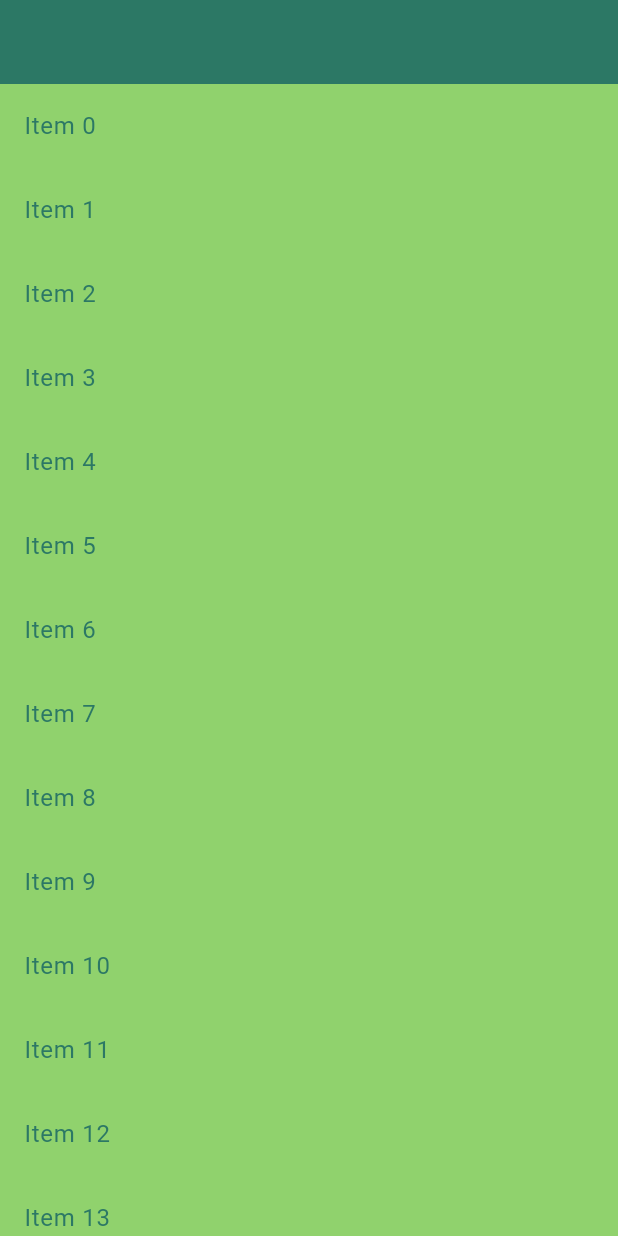
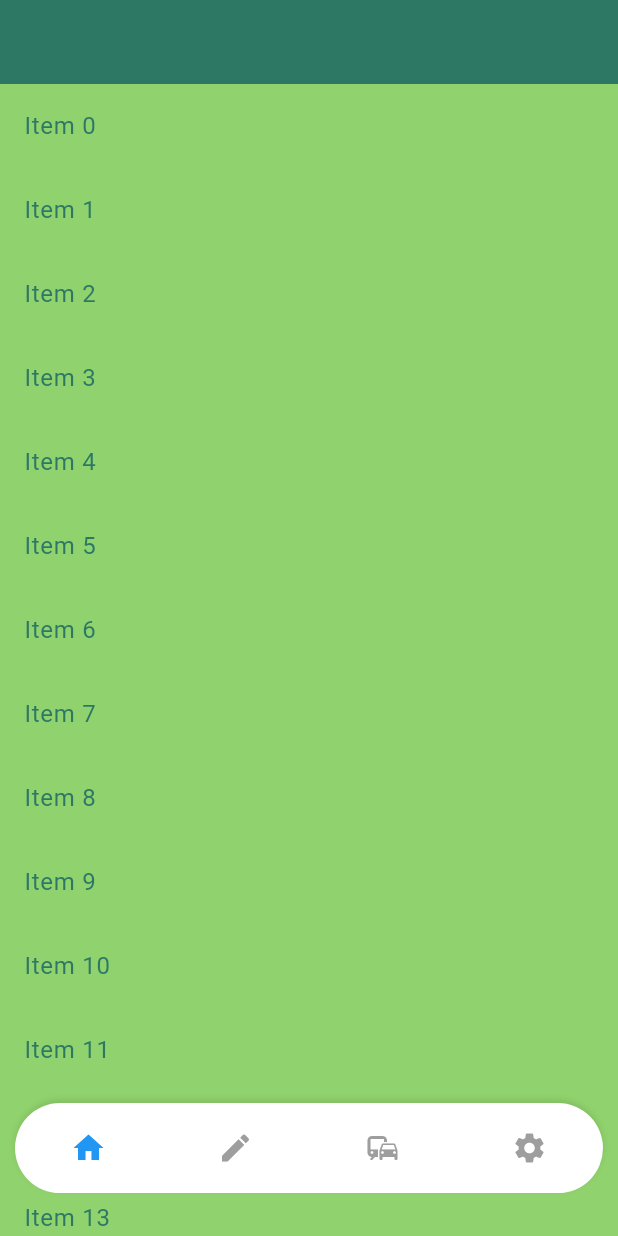
Before and after one commit to shogoisaji/membo, a Flutter app: the screen it shows once a user with an empty profile is signed in, on a phone screen of 412 x 824 dp. Run offline on Flutter 3.47's test engine with Material 3 defaults, Android fonts, the light colour scheme and no system bars; our stand-ins replace flutter_hooks, flutter_riverpod, flutter_svg, freezed_annotation, go_router, google_sign_in and 6 more; accounts and stored records are empty; generated files the repository leaves out were written again; Roboto replaces fonts that are missing (MPlusRounded1c).

Commit message:
✨ Create bottom nav & router

```diff
--- a/lib/routes/router.dart
+++ b/lib/routes/router.dart
@@ -1,7 +1,13 @@
 import 'package:flutter/material.dart';
 import 'package:go_router/go_router.dart';
 import 'package:flutter_riverpod/flutter_riverpod.dart';
+import 'package:membo/pages/board_setting_page.dart';
+import 'package:membo/pages/connect_page.dart';
+import 'package:membo/pages/edit_list_page.dart';
+import 'package:membo/pages/edit_page.dart';
+import 'package:membo/pages/view_page.dart';
 import 'package:membo/supabase/auth/supabase_auth_repository.dart';
+import 'package:membo/widgets/custom_bottom_nav.dart';
 import 'package:riverpod_annotation/riverpod_annotation.dart';
 import 'package:membo/pages/sign_in_page.dart';
 import 'package:membo/pages/home_page.dart';
@@ -12,6 +18,11 @@ part 'router.g.dart';
 class PagePath {
   static const home = '/';
   static const signIn = '/sign-in';
+  static const boardEdit = '/edit';
+  static const boardEditList = '/edit-list';
+  static const boardView = '/view';
+  static const boardSetting = '/board-setting';
+  static const connect = '/connect';
   static const settings = '/settings';
 }
 
@@ -22,13 +33,48 @@ GoRouter router(RouterRef ref) {
       path: PagePath.signIn,
       builder: (_, __) => const SignInPage(),
     ),
+    ShellRoute(
+      builder: (_, __, child) => Scaffold(
+          body: Stack(
+        fit: StackFit.expand,
+        children: [
+          child,
+          const Align(
+            alignment: Alignment(0, 0.95),
+            child: CustomBottomNav(),
+          )
+        ],
+      )),
+      routes: [
         GoRoute(
           path: PagePath.home,
           builder: (_, __) => const HomePage(),
         ),
         GoRoute(
+          path: PagePath.boardEditList,
+          builder: (_, __) => const EditListPage(),
+        ),
+        GoRoute(
+          path: PagePath.boardEdit,
+          builder: (_, __) => const EditPage(),
+        ),
+        GoRoute(
+          path: PagePath.boardView,
+          builder: (_, __) => const ViewPage(),
+        ),
+        GoRoute(
+          path: PagePath.boardSetting,
+          builder: (_, __) => const BoardSettingPage(),
+        ),
+        GoRoute(
+          path: PagePath.connect,
+          builder: (_, __) => const ConnectPage(),
+        ),
+        GoRoute(
           path: PagePath.settings,
           builder: (_, __) => const SettingsPage(),
+        ),
+      ],
     ),
   ];
 
--- /dev/null
+++ b/lib/widgets/custom_bottom_nav.dart
@@ -0,0 +1,120 @@
+import 'package:flutter/material.dart';
+import 'package:flutter_hooks/flutter_hooks.dart';
+import 'package:go_router/go_router.dart';
+import 'package:hooks_riverpod/hooks_riverpod.dart';
+import 'package:lottie/lottie.dart';
+import 'package:membo/gen/assets.gen.dart';
+
+const navItems = [
+  {"icon": Icons.home, "route": "/"},
+  {"icon": Icons.edit, "route": "/edit"},
+  {"icon": Icons.commute, "route": "/connect"},
+  {"icon": Icons.settings, "route": "/settings"},
+];
+
+class CustomBottomNav extends HookConsumerWidget {
+  const CustomBottomNav({super.key});
+
+  @override
+  Widget build(BuildContext context, WidgetRef ref) {
+    final currentRoute = useState<String>('/');
+    final w = MediaQuery.sizeOf(context).width;
+
+    void updateCurrentRoute() {
+      final goRouter = GoRouter.of(context);
+      final RouteMatchList matchList =
+          goRouter.routerDelegate.currentConfiguration;
+      currentRoute.value = matchList.uri.toString();
+      print('currentRoute: ${matchList.uri}');
+    }
+
+    return Container(
+      width: w,
+      height: 60,
+      margin: const EdgeInsets.all(10),
+      decoration: BoxDecoration(
+        color: Colors.white,
+        borderRadius: BorderRadius.circular(30),
+        boxShadow: [
+          BoxShadow(
+            color: Colors.black.withOpacity(0.1),
+            blurRadius: 3,
+            offset: const Offset(0, -2),
+          ),
+        ],
+      ),
+      child: Row(
+        mainAxisAlignment: MainAxisAlignment.spaceAround,
+        children: navItems
+            .map((item) => GestureDetector(
+                onTap: () {
+                  context.go(item['route'] as String);
+                  updateCurrentRoute();
+                },
+                child:
+                    // ItemIcon(
+                    //   asset: Assets.lotties.hello,
+                    //   isMove: currentRoute.value == item['route'] as String,
+                    // )
+                    Icon(
+                  item['icon'] as IconData,
+                  color: currentRoute.value == item['route']
+                      ? Colors.blue
+                      : Colors.grey,
+                )))
+            .toList(),
+      ),
+    );
+  }
+}
+
+class NavItemIcon extends StatefulWidget {
+  final String asset;
+  final bool isMove;
+  const NavItemIcon({super.key, required this.asset, required this.isMove});
+
+  @override
+  State<NavItemIcon> createState() => _NavItemIconState();
+}
+
+class _NavItemIconState extends State<NavItemIcon>
+    with SingleTickerProviderStateMixin {
+  late AnimationController _controller;
+
+  @override
+  void initState() {
+    super.initState();
+    _controller = AnimationController(
+      duration: const Duration(milliseconds: 1500),
+      vsync: this,
+    );
+  }
+
+  @override
+  void dispose() {
+    _controller.dispose();
+    super.dispose();
+  }
+
+  @override
+  didUpdateWidget(NavItemIcon oldWidget) {
+    super.didUpdateWidget(oldWidget);
+    if (oldWidget.isMove != widget.isMove) {
+      if (widget.isMove) {
+        _controller.animateTo(0.8);
+      } else {
+        _controller.reset();
+      }
+    }
+  }
+
+  @override
+  Widget build(BuildContext context) {
+    return Lottie.asset(
+      width: 50,
+      height: 50,
+      widget.asset,
+      controller: _controller,
+    );
+  }
+}
```
Also changed, not shown: lib/pages/board_page.dart (deleted, +0 -17 lines), lib/pages/board_setting_page.dart (added, +17 -0 lines), lib/pages/connect_page.dart (added, +17 -0 lines), lib/pages/edit_list_page.dart (added, +17 -0 lines), lib/pages/edit_page.dart (added, +18 -0 lines), lib/pages/home_page.dart (+1 -16 lines), lib/pages/view_page.dart (added, +17 -0 lines). Lines whose indentation alone changed are shown as unchanged.
